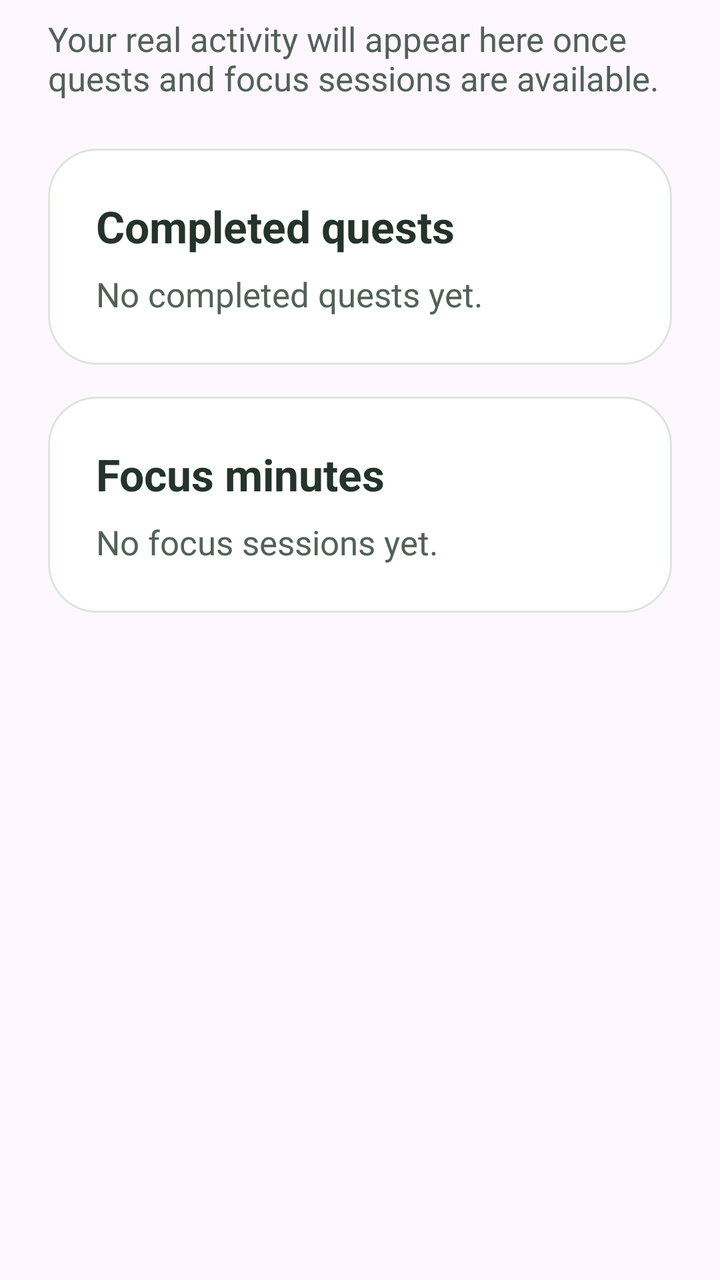
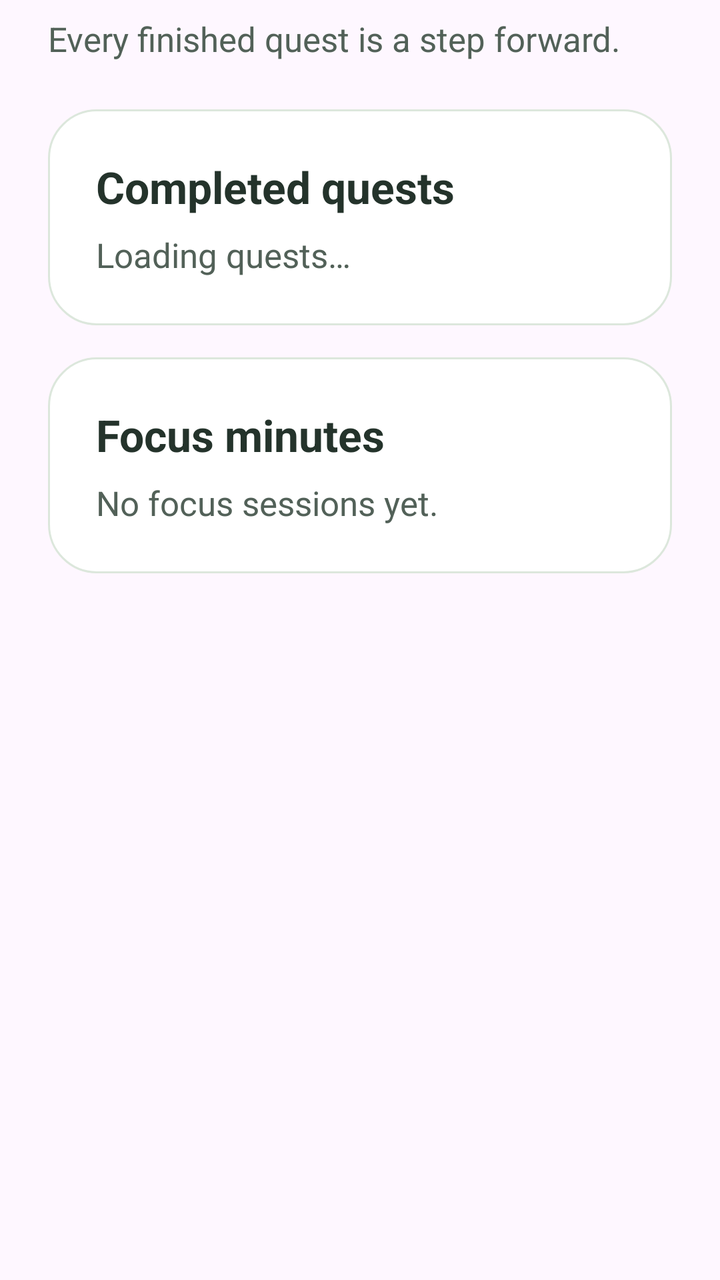

Compare the two renders of this Android layout. The source of the first and the diff that turns it into the second are given below.
<!-- AndroidManifest.xml: application theme Theme.Dhyanam -->
<!-- res/layout/screen_progress.xml -->
<?xml version="1.0" encoding="utf-8"?>
<ScrollView xmlns:android="http://schemas.android.com/apk/res/android"
    android:layout_width="match_parent"
    android:layout_height="match_parent"
    android:fillViewport="true">

    <LinearLayout
        android:layout_width="match_parent"
        android:layout_height="wrap_content"
        android:orientation="vertical"
        android:paddingHorizontal="@dimen/space_large"
        android:paddingTop="@dimen/space_small"
        android:paddingBottom="@dimen/space_xlarge">

        <TextView
            style="@style/FocusBuddyBody"
            android:layout_width="match_parent"
            android:layout_height="wrap_content"
            android:text="@string/progress_note" />

        <LinearLayout
            android:layout_width="match_parent"
            android:layout_height="wrap_content"
            android:layout_marginTop="@dimen/space_large"
            android:background="@drawable/bg_card"
            android:orientation="vertical"
            android:padding="@dimen/space_large">

            <TextView
                style="@style/FocusBuddyHeading"
                android:layout_width="match_parent"
                android:layout_height="wrap_content"
                android:accessibilityHeading="true"
                android:text="@string/completed_quests_title" />

            <TextView
                style="@style/FocusBuddyBody"
                android:layout_width="match_parent"
                android:layout_height="wrap_content"
                android:layout_marginTop="@dimen/space_small"
                android:text="@string/completed_quests_empty" />
        </LinearLayout>

        <LinearLayout
            android:layout_width="match_parent"
            android:layout_height="wrap_content"
            android:layout_marginTop="@dimen/space_medium"
            android:background="@drawable/bg_card"
            android:orientation="vertical"
            android:padding="@dimen/space_large">

            <TextView
                style="@style/FocusBuddyHeading"
                android:layout_width="match_parent"
                android:layout_height="wrap_content"
                android:accessibilityHeading="true"
                android:text="@string/focus_minutes_title" />

            <TextView
                style="@style/FocusBuddyBody"
                android:layout_width="match_parent"
                android:layout_height="wrap_content"
                android:layout_marginTop="@dimen/space_small"
                android:text="@string/focus_minutes_empty" />
        </LinearLayout>
    </LinearLayout>
</ScrollView>
<!-- resources referenced by this layout -->
<resources>
  <dimen name="space_large">24dp</dimen>
  <dimen name="space_medium">16dp</dimen>
  <dimen name="space_small">8dp</dimen>
  <dimen name="space_xlarge">32dp</dimen>
  <!-- drawable bg_card (drawable) -->
  <shape xmlns:android="http://schemas.android.com/apk/res/android" android:shape="rectangle">
      <solid android:color="@color/surface" />
      <corners android:radius="@dimen/card_radius" />
      <stroke android:width="1dp" android:color="@color/card_stroke" />
  </shape>
  <string name="completed_quests_empty">No completed quests yet.</string>
  <string name="completed_quests_title">Completed quests</string>
  <string name="focus_minutes_empty">No focus sessions yet.</string>
  <string name="focus_minutes_title">Focus minutes</string>
  <string name="progress_note">Your real activity will appear here once quests and focus sessions are available.</string>
  <style name="FocusBuddyBody">
          <item name="android:textColor">@color/muted_ink</item>
          <item name="android:textSize">17sp</item>
      </style>
  <style name="FocusBuddyHeading">
          <item name="android:textColor">@color/ink</item>
          <item name="android:textSize">22sp</item>
          <item name="android:textStyle">bold</item>
      </style>
  <style name="Theme.Dhyanam" parent="Base.Theme.Dhyanam" />
  <color name="surface">#FFFFFF</color>
  <dimen name="card_radius">24dp</dimen>
  <color name="card_stroke">#DCE7DC</color>
  <color name="muted_ink">#526158</color>
  <color name="ink">#24332B</color>
  <style name="Base.Theme.Dhyanam" parent="Theme.Material3.Light.NoActionBar">
          <item name="colorPrimary">@color/green</item>
          <item name="colorOnPrimary">@color/surface</item>
          <item name="android:windowLightStatusBar">true</item>
          <item name="android:windowLightNavigationBar">true</item>
      </style>
  <color name="green">#207347</color>
</resources>

<!-- the commit's change to res/layout/screen_progress.xml (unified diff, before → after) -->
@@ -34,11 +34,18 @@
                 android:text="@string/completed_quests_title" />
 
             <TextView
+                android:id="@+id/completed_quests_empty_view"
                 style="@style/FocusBuddyBody"
                 android:layout_width="match_parent"
                 android:layout_height="wrap_content"
                 android:layout_marginTop="@dimen/space_small"
-                android:text="@string/completed_quests_empty" />
+                android:text="@string/quests_loading" />
+
+            <LinearLayout
+                android:id="@+id/completed_quest_list"
+                android:layout_width="match_parent"
+                android:layout_height="wrap_content"
+                android:orientation="vertical" />
         </LinearLayout>
 
         <LinearLayout
<!-- resource entries referenced after the edit -->
@@ -10,11 +10,11 @@
       <corners android:radius="@dimen/card_radius" />
       <stroke android:width="1dp" android:color="@color/card_stroke" />
   </shape>
-  <string name="completed_quests_empty">No completed quests yet.</string>
   <string name="completed_quests_title">Completed quests</string>
   <string name="focus_minutes_empty">No focus sessions yet.</string>
   <string name="focus_minutes_title">Focus minutes</string>
-  <string name="progress_note">Your real activity will appear here once quests and focus sessions are available.</string>
+  <string name="progress_note">Every finished quest is a step forward.</string>
+  <string name="quests_loading">Loading quests…</string>
   <style name="FocusBuddyBody">
           <item name="android:textColor">@color/muted_ink</item>
           <item name="android:textSize">17sp</item>
